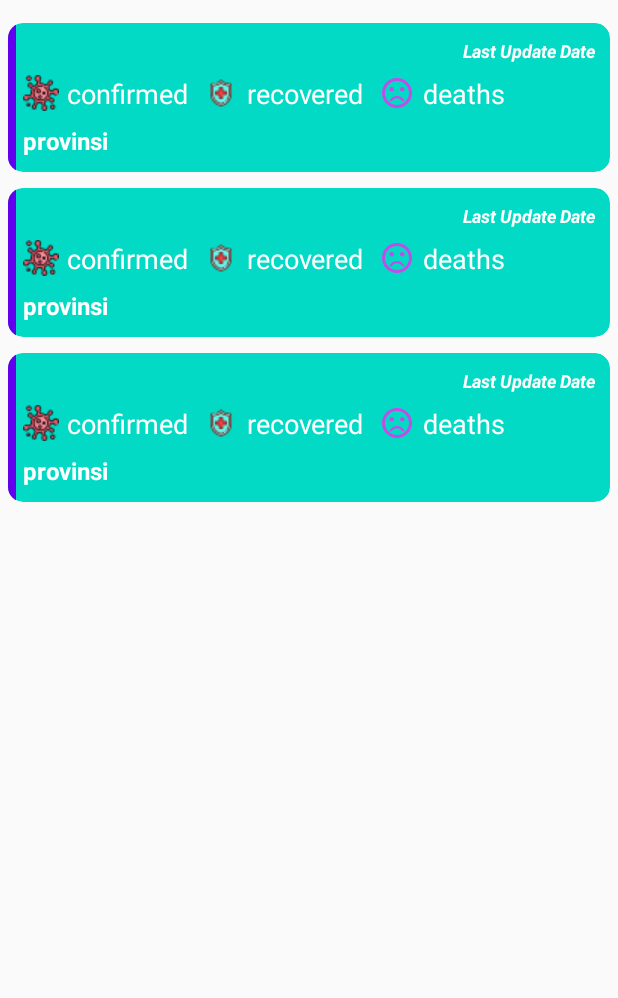
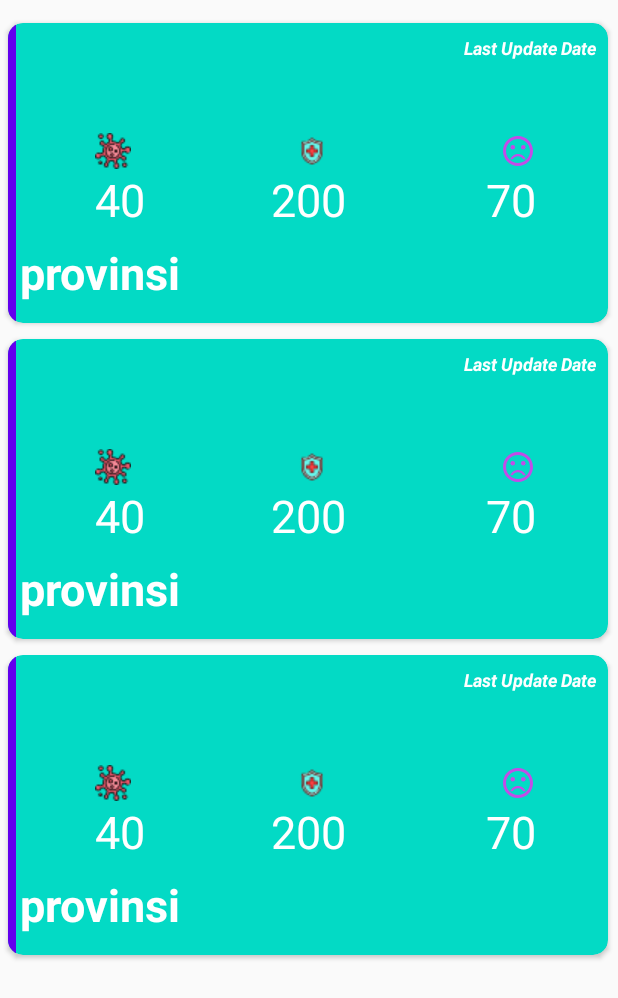
Before and after one commit to yusril86/info_corona, an Android app: the layout activity_main.xml on its own in the app's theme, with its tools: preview values and no code run, on a phone screen of 412 x 824 dp. Shown: the top 998 px of the screen. Run offline under Robolectric (Android 15) with nearby library versions, the phone set to English and light mode, and no system bars.

Commit message:
+List Item detail indonesia +data Indonesia

```diff
--- a/app/build.gradle
+++ b/app/build.gradle
@@ -6,7 +6,7 @@ android {
 
     defaultConfig {
         applicationId "com.pareandroid.infocorona"
-            minSdkVersion 20
+        minSdkVersion 20
         targetSdkVersion 29
         versionCode 1
         versionName "1.0"
@@ -40,4 +40,5 @@ dependencies {
     implementation 'com.squareup.retrofit2:converter-gson:2.7.1'
     implementation 'com.squareup.retrofit2:retrofit:2.7.1'
     implementation 'com.squareup.okhttp3:okhttp:3.14.4'
+    implementation 'com.github.PhilJay:MPAndroidChart:v3.1.0'
 }
--- a/app/src/main/AndroidManifest.xml
+++ b/app/src/main/AndroidManifest.xml
@@ -1,7 +1,9 @@
 <?xml version="1.0" encoding="utf-8"?>
 <manifest xmlns:android="http://schemas.android.com/apk/res/android"
     package="com.pareandroid.infocorona">
-<uses-permission android:name="android.permission.INTERNET"/>
+
+    <uses-permission android:name="android.permission.INTERNET" />
+
     <application
         android:allowBackup="true"
         android:icon="@mipmap/ic_launcher"
@@ -9,6 +11,7 @@
         android:roundIcon="@mipmap/ic_launcher_round"
         android:supportsRtl="true"
         android:theme="@style/AppTheme">
+        <activity android:name=".DiagramProvinsi"></activity>
         <activity android:name=".MainActivity">
             <intent-filter>
                 <action android:name="android.intent.action.MAIN" />
--- a/app/src/main/java/com/pareandroid/infocorona/Api/ApiInterface.java
+++ b/app/src/main/java/com/pareandroid/infocorona/Api/ApiInterface.java
@@ -1,6 +1,7 @@
 package com.pareandroid.infocorona.Api;
 
 import com.pareandroid.infocorona.Model.ModelIndonesia;
+import com.pareandroid.infocorona.Model.ModelJumlahIndonesia;
 
 import java.util.List;
 
@@ -10,4 +11,7 @@ import retrofit2.http.GET;
 public interface ApiInterface {
     @GET("indonesia/provinsi")
     Call<List<ModelIndonesia>>getDataIndonesia();
+
+    @GET("indonesia")
+    Call<List<ModelJumlahIndonesia>>getJumlahIndonesia();
 }
--- a/app/src/main/res/layout/activity_main.xml
+++ b/app/src/main/res/layout/activity_main.xml
@@ -1,19 +1,33 @@
 <?xml version="1.0" encoding="utf-8"?>
-<RelativeLayout xmlns:android="http://schemas.android.com/apk/res/android"
+<androidx.core.widget.NestedScrollView
+    xmlns:android="http://schemas.android.com/apk/res/android"
     xmlns:app="http://schemas.android.com/apk/res-auto"
     android:layout_width="match_parent"
     android:layout_height="match_parent"
     xmlns:tools="http://schemas.android.com/tools"
-    android:orientation="vertical"
     android:layout_marginTop="10dp"
     >
+    <LinearLayout
+        android:layout_width="match_parent"
+        android:layout_height="wrap_content"
+        android:orientation="vertical"
+        >
+
+        <androidx.recyclerview.widget.RecyclerView
+            android:id="@+id/rv_list_detail"
+            android:layout_width="match_parent"
+            android:layout_height="wrap_content"
+            tools:listitem="@layout/item_detail"
+            />
 
         <androidx.recyclerview.widget.RecyclerView
             android:id="@+id/rv_list"
             android:layout_width="match_parent"
-            android:layout_height="match_parent"
-            android:scrollbars="vertical"
+            android:layout_height="wrap_content"
             tools:listitem="@layout/list"
             />
+    </LinearLayout>
 
-    </RelativeLayout>
+
+
+    </androidx.core.widget.NestedScrollView>
--- a/app/src/main/res/layout/list.xml
+++ b/app/src/main/res/layout/list.xml
@@ -1,20 +1,19 @@
 <?xml version="1.0" encoding="utf-8"?>
-<LinearLayout xmlns:android="http://schemas.android.com/apk/res/android"
+<androidx.cardview.widget.CardView
+    app:cardBackgroundColor="@color/colorAccent"
+    android:layout_width="400dp"
+    android:layout_height="200dp"
+    android:layout_margin="5dp"
+    android:elevation="4dp"
+    app:cardCornerRadius="10dp"
+    android:id="@+id/btn_prov"
+    xmlns:android="http://schemas.android.com/apk/res/android"
     xmlns:app="http://schemas.android.com/apk/res-auto"
     xmlns:tools="http://schemas.android.com/tools"
-    android:layout_width="match_parent"
-    android:layout_height="wrap_content"
     android:orientation="vertical">
 
-    <androidx.cardview.widget.CardView
-        app:cardBackgroundColor="@color/colorAccent"
-        android:layout_width="match_parent"
-        android:layout_height="match_parent"
-        android:layout_margin="5dp"
-        android:elevation="4dp"
-        app:cardCornerRadius="10dp"
-        android:id="@+id/btn_prov"
-        >
+
+
 
         <View
             android:layout_width="5dp"
@@ -24,7 +23,7 @@
         <LinearLayout
             android:layout_width="match_parent"
             android:layout_height="wrap_content"
-            android:layout_margin="10dp"
+            android:layout_margin="8dp"
             android:orientation="vertical">
 
             <TextView
@@ -38,74 +37,98 @@
                 android:textStyle="bold|italic"
                 tools:text="Last Update Date" />
 
-            <LinearLayout
+            <androidx.constraintlayout.widget.ConstraintLayout
                 android:layout_width="match_parent"
                 android:layout_height="match_parent"
                 android:layout_marginBottom="8dp"
                 android:orientation="horizontal">
 
                 <ImageView
+                    android:id="@+id/iv_positif"
                     android:layout_width="wrap_content"
                     android:layout_height="wrap_content"
-                    android:layout_marginEnd="5dp"
+                    android:layout_marginEnd="10dp"
                     android:src="@drawable/ic_virus1"
-                    android:layout_marginRight="5dp" />
+                    android:layout_marginStart="50dp"
+                    app:layout_constraintTop_toTopOf="parent"
+                    app:layout_constraintBottom_toBottomOf="parent"
+                    app:layout_constraintLeft_toLeftOf="parent"
+                    />
 
                 <TextView
                     android:id="@+id/tvListConfirmed"
                     android:layout_width="wrap_content"
                     android:layout_height="wrap_content"
                     android:layout_marginEnd="10dp"
-                    android:text="confirmed"
+                    android:text="40"
                     android:textColor="@android:color/white"
-                    android:textSize="18sp"
-                    android:layout_marginRight="10dp" />
+                    android:textSize="30sp"
+                    android:layout_marginStart="50dp"
+                    app:layout_constraintTop_toBottomOf="@+id/iv_positif"
+                    app:layout_constraintLeft_toLeftOf="parent"
+                    />
 
                 <ImageView
+                    android:id="@+id/iv_sembuh"
                     android:layout_width="wrap_content"
                     android:layout_height="wrap_content"
                     android:layout_marginEnd="5dp"
                     android:src="@drawable/ic_rehabilitation"
-                    android:layout_marginRight="5dp" />
+                    app:layout_constraintTop_toTopOf="parent"
+                    app:layout_constraintBottom_toBottomOf="parent"
+                    app:layout_constraintStart_toEndOf="@+id/iv_positif"
+                    app:layout_constraintEnd_toStartOf="@+id/iv_mati"
+                    />
 
                 <TextView
                     android:id="@+id/tvListRecovered"
                     android:layout_width="wrap_content"
                     android:layout_height="wrap_content"
                     android:layout_marginEnd="10dp"
-                    android:text="recovered"
+                    android:text="200"
                     android:textColor="@android:color/white"
-                    android:textSize="18sp"
-                    android:layout_marginRight="10dp" />
+                    android:textSize="30sp"
+                    android:layout_marginStart="10dp"
+                    app:layout_constraintTop_toBottomOf="@+id/iv_sembuh"
+                   app:layout_constraintEnd_toEndOf="parent"
+                    app:layout_constraintStart_toStartOf="parent"
+                    />
 
                 <ImageView
                     android:layout_width="wrap_content"
                     android:layout_height="wrap_content"
-                    android:layout_marginEnd="5dp"
+                    android:layout_marginEnd="40dp"
                     android:src="@drawable/ic_dead"
-                    android:layout_marginRight="5dp" />
+                    app:layout_constraintTop_toTopOf="parent"
+                    app:layout_constraintBottom_toBottomOf="parent"
+                     app:layout_constraintRight_toRightOf="parent"
+                    android:id="@+id/iv_mati"
+                    />
 
                 <TextView
                     android:id="@+id/tvListDeath"
                     android:layout_width="wrap_content"
                     android:layout_height="wrap_content"
-                    android:text="deaths"
+                    android:layout_marginStart="10dp"
+                    android:layout_marginEnd="40dp"
+                    android:text="70"
                     android:textColor="@android:color/white"
-                    android:textSize="18sp" />
+                    android:textSize="30sp"
+                     app:layout_constraintRight_toRightOf="parent"
+                    app:layout_constraintTop_toBottomOf="@id/iv_mati" />
 
-            </LinearLayout>
+            </androidx.constraintlayout.widget.ConstraintLayout>
 
             <TextView
                 android:id="@+id/tv_provinsi"
-                android:layout_width="match_parent"
+                android:layout_width="wrap_content"
                 android:layout_height="wrap_content"
                 android:textColor="@android:color/white"
-                android:textSize="16sp"
+                android:textSize="30sp"
                 android:textStyle="bold"
-                tools:text="provinsi" />
+                tools:text="provinsi"
+                />
 
         </LinearLayout>
 
     </androidx.cardview.widget.CardView>
-
-</LinearLayout>
--- a/app/src/main/res/values/colors.xml
+++ b/app/src/main/res/values/colors.xml
@@ -3,4 +3,5 @@
     <color name="colorPrimary">#6200EE</color>
     <color name="colorPrimaryDark">#3700B3</color>
     <color name="colorAccent">#03DAC5</color>
+    <color name="colorpeduli">#2BECAF</color>
 </resources>
--- a/build.gradle
+++ b/build.gradle
@@ -20,6 +20,7 @@ allprojects {
     repositories {
         google()
         jcenter()
+        maven { url 'https://jitpack.io' }
 
     }
 }
```
Also changed, not shown: app/src/main/java/com/pareandroid/infocorona/Adapter/AdapterInfoIndonesia.java (+36 -0 lines), app/src/main/java/com/pareandroid/infocorona/MainActivity.java (+55 -10 lines).
